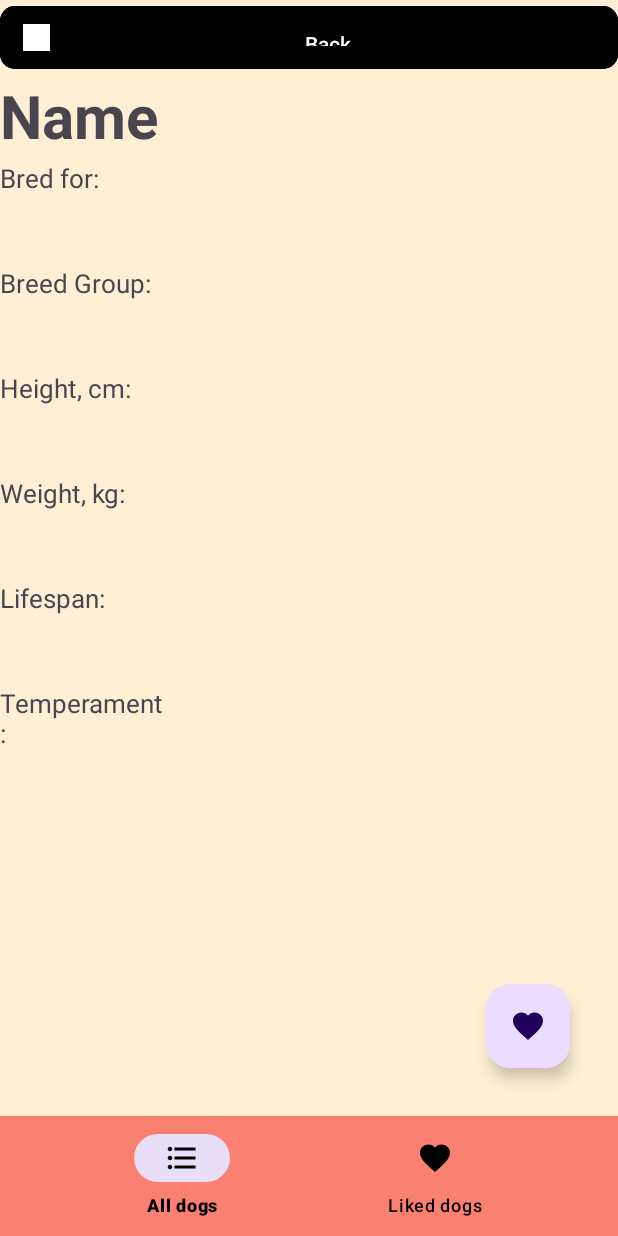
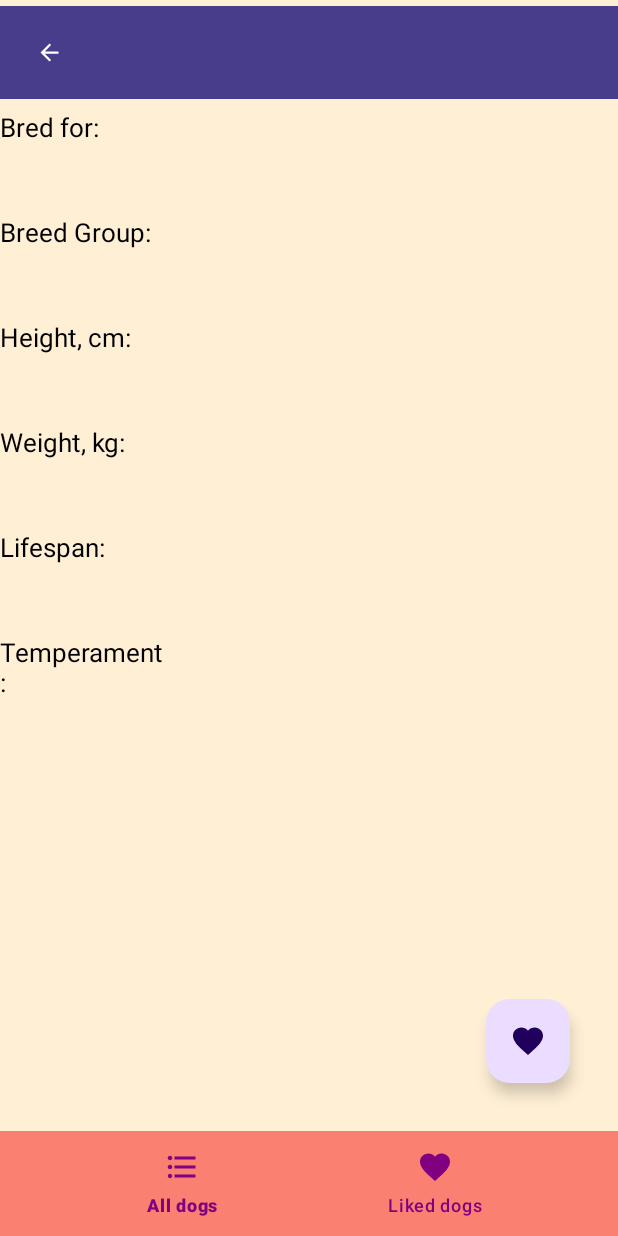
Before and after one commit to shikiwiki/TheDog, an Android app: the fragment DetailsFragment placed in its activity, on a phone screen of 412 x 824 dp. Run offline under Robolectric (Android 15) with nearby library versions, the phone set to English and light mode, and no system bars; our stand-ins replace Room's generated code, navigation-ui; pictures from the network do not load; 12 statements that could not run were skipped.

Commit message:
functional back button added, layouts corrected properly, works

```diff
--- a/domain/src/main/java/com/example/domain/usecases/AllDogsUseCase.kt
+++ /dev/null
@@ -1,4 +0,0 @@
-package com.example.domain.usecases
-
-class AllDogsUseCase {
-}
--- a/domain/src/main/java/com/example/domain/usecases/DogDetailsUseCase.kt
+++ /dev/null
@@ -1,4 +0,0 @@
-package com.example.domain.usecases
-
-class DogDetailsUseCase {
-}
--- a/domain/src/main/java/com/example/domain/usecases/LikedDogsUseCase.kt
+++ /dev/null
@@ -1,4 +0,0 @@
-package com.example.domain.usecases
-
-class LikedDogsUseCase {
-}
--- a/presentation/src/main/java/com/example/thedog/DetailsFragment.kt
+++ b/presentation/src/main/java/com/example/thedog/DetailsFragment.kt
@@ -3,9 +3,11 @@ package com.example.thedog
 import android.os.Bundle
 import android.util.Log
 import android.view.View
+import android.widget.Button
 import android.widget.ImageView
 import android.widget.TextView
 import androidx.fragment.app.Fragment
+import androidx.fragment.app.FragmentManager
 import androidx.navigation.fragment.navArgs
 import com.bumptech.glide.Glide
 import com.example.thedog.databinding.FragmentDetailsBinding
@@ -18,14 +20,14 @@ class DetailsFragment : Fragment(R.layout.fragment_details) {
     private lateinit var viewModel: DogsViewModel
     private val args: DetailsFragmentArgs by navArgs()
     private lateinit var binding: FragmentDetailsBinding
-    private val image : ImageView by lazy { binding.root.findViewById(R.id.image) }
-    private val name : TextView by lazy { binding.root.findViewById(R.id.name) }
-    private val bredFor : TextView by lazy { binding.root.findViewById(R.id.bredFor) }
-    private val breedGroup : TextView by lazy { binding.root.findViewById(R.id.breedGroup) }
-    private val height : TextView by lazy { binding.root.findViewById(R.id.height) }
-    private val weight : TextView by lazy { binding.root.findViewById(R.id.weight) }
-    private val lifeSpan : TextView by lazy { binding.root.findViewById(R.id.lifeSpan) }
-    private val temperament : TextView by lazy { binding.root.findViewById(R.id.temperament) }
+    private val image: ImageView by lazy { binding.root.findViewById(R.id.image) }
+    private val nameButton: Button by lazy { binding.root.findViewById(R.id.nameButton) }
+    private val bredFor: TextView by lazy { binding.root.findViewById(R.id.bredFor) }
+    private val breedGroup: TextView by lazy { binding.root.findViewById(R.id.breedGroup) }
+    private val height: TextView by lazy { binding.root.findViewById(R.id.height) }
+    private val weight: TextView by lazy { binding.root.findViewById(R.id.weight) }
+    private val lifeSpan: TextView by lazy { binding.root.findViewById(R.id.lifeSpan) }
+    private val temperament: TextView by lazy { binding.root.findViewById(R.id.temperament) }
 
     override fun onViewCreated(view: View, savedInstanceState: Bundle?) {
         super.onViewCreated(view, savedInstanceState)
@@ -37,13 +39,18 @@ class DetailsFragment : Fragment(R.layout.fragment_details) {
 
         dog.also {
             Glide.with(this).load(it.imageUrl).into(image)
-            name.text = it.name
+            nameButton.text = it.name
             bredFor.text = it.bredFor
             breedGroup.text = it.breedGroup
             height.text = it.height
             weight.text = it.weight
             lifeSpan.text = it.lifeSpan
             temperament.text = it.temperament
+        }
+
+        binding.nameButton.setOnClickListener {
+            Log.d(TAG, "BACK button pressed.")
+            (activity as MainActivity).supportFragmentManager.popBackStack()
         }
 
         binding.like.setOnClickListener {
--- a/presentation/src/main/java/com/example/thedog/DogsFragment.kt
+++ b/presentation/src/main/java/com/example/thedog/DogsFragment.kt
@@ -48,6 +48,7 @@ class DogsFragment : Fragment(R.layout.fragment_dogs) {
 
         viewModel = (activity as MainActivity).viewModel
         setupDogsRecyclerView()
+
 
         dogAdapter.setOnItemClickListener {
             val bundle = Bundle().apply {
--- /dev/null
+++ b/presentation/src/main/res/drawable/baseline_arrow_back_24.xml
@@ -0,0 +1,5 @@
+<vector xmlns:android="http://schemas.android.com/apk/res/android" android:autoMirrored="true" android:height="24dp" android:tint="#000000" android:viewportHeight="24" android:viewportWidth="24" android:width="24dp">
+
+    <path android:fillColor="@android:color/white" android:pathData="M20,11H7.83l5.59,-5.59L12,4l-8,8 8,8 1.41,-1.41L7.83,13H20v-2z"/>
+
+</vector>
--- a/presentation/src/main/res/layout/activity_main.xml
+++ b/presentation/src/main/res/layout/activity_main.xml
@@ -28,10 +28,12 @@
     <com.google.android.material.bottomnavigation.BottomNavigationView
         android:id="@+id/bottomNavigationView"
         android:layout_width="match_parent"
-        android:layout_height="80dp"
+        android:layout_height="70dp"
         android:background="@color/salmon"
-        app:itemIconTint="@color/black"
-        app:itemTextColor="@color/black"
+        app:itemActiveIndicatorStyle="@color/white"
+        app:itemIconTint="@color/purple"
+        app:itemRippleColor="@color/white"
+        app:itemTextColor="@color/purple"
         app:layout_constraintBottom_toBottomOf="parent"
         app:layout_constraintEnd_toEndOf="parent"
         app:layout_constraintStart_toStartOf="parent"
--- a/presentation/src/main/res/layout/fragment_details.xml
+++ b/presentation/src/main/res/layout/fragment_details.xml
@@ -7,30 +7,31 @@
     android:background="@color/papaya_whip"
     tools:context=".DetailsFragment">
 
-    <com.google.android.material.button.MaterialButton
-        android:id="@+id/button"
+    <Button
+        android:id="@+id/nameButton"
         android:layout_width="match_parent"
-        android:layout_height="50dp"
-        android:layout_marginStart="0dp"
-        android:layout_marginTop="0dp"
-        android:backgroundTint="@color/black"
-        android:padding="15dp"
-        android:text="Back"
-        app:cornerRadius="10dp"
-        app:icon="@drawable/ic_launcher_background"
+        android:layout_height="70dp"
+        android:backgroundTint="@color/dark_slate_blue"
+        android:clickable="true"
+        android:focusable="true"
+        android:textColor="@color/white"
+        android:textSize="20sp"
+        app:cornerRadius="0dp"
+        app:icon="@drawable/baseline_arrow_back_24"
         app:iconTint="@color/white"
+        app:layout_constraintBottom_toTopOf="@id/scrollView"
         app:layout_constraintEnd_toEndOf="parent"
         app:layout_constraintStart_toStartOf="parent"
         app:layout_constraintTop_toTopOf="parent" />
 
     <ScrollView
-        android:id="@+id/scrollView2"
+        android:id="@+id/scrollView"
         android:layout_width="0dp"
         android:layout_height="0dp"
         app:layout_constraintBottom_toBottomOf="parent"
         app:layout_constraintEnd_toEndOf="parent"
         app:layout_constraintStart_toStartOf="parent"
-        app:layout_constraintTop_toTopOf="parent">
+        app:layout_constraintTop_toBottomOf="@id/nameButton">
 
         <LinearLayout
             android:layout_width="match_parent"
@@ -43,19 +44,9 @@
 
             <ImageView
                 android:id="@+id/image"
-                android:layout_marginTop="50dp"
                 android:layout_width="match_parent"
                 android:layout_height="wrap_content"
                 android:contentDescription="@string/image" />
-
-            <TextView
-                android:id="@+id/name"
-                android:layout_width="match_parent"
-                android:layout_height="wrap_content"
-                android:text="@string/name"
-                android:textSize="40sp"
-                android:textStyle="bold"
-                android:visibility="visible" />
 
             <LinearLayout
                 android:layout_width="match_parent"
@@ -67,6 +58,7 @@
                     android:layout_width="110dp"
                     android:layout_height="70dp"
                     android:text="@string/bred_for"
+                    android:textColor="@color/black"
                     android:textSize="17sp"
                     android:visibility="visible" />
 
@@ -74,6 +66,7 @@
                     android:id="@+id/bredFor"
                     android:layout_width="match_parent"
                     android:layout_height="70dp"
+                    android:textColor="@color/black"
                     android:textSize="20sp"
                     android:textStyle="bold"
                     android:visibility="visible" />
@@ -90,6 +83,7 @@
                     android:layout_width="110dp"
                     android:layout_height="70dp"
                     android:text="@string/breed_group"
+                    android:textColor="@color/black"
                     android:textSize="17sp"
                     android:visibility="visible" />
 
@@ -97,6 +91,7 @@
                     android:id="@+id/breedGroup"
                     android:layout_width="match_parent"
                     android:layout_height="70dp"
+                    android:textColor="@color/black"
                     android:textSize="20sp"
                     android:textStyle="bold"
                     android:visibility="visible" />
@@ -112,6 +107,7 @@
                     android:layout_width="110dp"
                     android:layout_height="70dp"
                     android:text="@string/height"
+                    android:textColor="@color/black"
                     android:textSize="17sp"
                     android:visibility="visible" />
 
@@ -119,6 +115,7 @@
                     android:id="@+id/height"
                     android:layout_width="match_parent"
                     android:layout_height="70dp"
+                    android:textColor="@color/black"
                     android:textSize="20sp"
                     android:textStyle="bold"
                     android:visibility="visible" />
@@ -134,6 +131,7 @@
                     android:layout_width="110dp"
                     android:layout_height="70dp"
                     android:text="@string/weight"
+                    android:textColor="@color/black"
                     android:textSize="17sp"
                     android:visibility="visible" />
 
@@ -141,6 +139,7 @@
                     android:id="@+id/weight"
                     android:layout_width="match_parent"
                     android:layout_height="70dp"
+                    android:textColor="@color/black"
                     android:textSize="20sp"
                     android:textStyle="bold"
                     android:visibility="visible" />
@@ -156,6 +155,7 @@
                     android:layout_width="110dp"
                     android:layout_height="70dp"
                     android:text="@string/lifespan"
+                    android:textColor="@color/black"
                     android:textSize="17sp"
                     android:visibility="visible" />
 
@@ -163,6 +163,7 @@
                     android:id="@+id/lifeSpan"
                     android:layout_width="match_parent"
                     android:layout_height="70dp"
+                    android:textColor="@color/black"
                     android:textSize="20sp"
                     android:textStyle="bold"
                     android:visibility="visible" />
@@ -178,6 +179,7 @@
                     android:layout_width="110dp"
                     android:layout_height="70dp"
                     android:text="@string/temperament"
+                    android:textColor="@color/black"
                     android:textSize="17sp"
                     android:visibility="visible" />
 
@@ -185,6 +187,7 @@
                     android:id="@+id/temperament"
                     android:layout_width="match_parent"
                     android:layout_height="70dp"
+                    android:textColor="@color/black"
                     android:textSize="20sp"
                     android:textStyle="bold"
                     android:visibility="visible" />
--- a/presentation/src/main/res/layout/fragment_dogs.xml
+++ b/presentation/src/main/res/layout/fragment_dogs.xml
@@ -3,7 +3,8 @@
     xmlns:app="http://schemas.android.com/apk/res-auto"
     android:layout_width="match_parent"
     android:layout_height="match_parent"
-    android:background="@color/papaya_whip">
+    android:background="@color/papaya_whip"
+    android:id="@+id/dogsFragment">
 
     <TextView
         android:layout_width="wrap_content"
--- a/presentation/src/main/res/layout/fragment_item.xml
+++ b/presentation/src/main/res/layout/fragment_item.xml
@@ -21,6 +21,7 @@
         android:layout_height="wrap_content"
         android:textSize="20sp"
         android:textStyle="bold"
+        android:textColor="@color/black"
         app:layout_constraintBottom_toBottomOf="parent"
         app:layout_constraintLeft_toRightOf="@+id/image"
         app:layout_constraintRight_toRightOf="parent"
```
